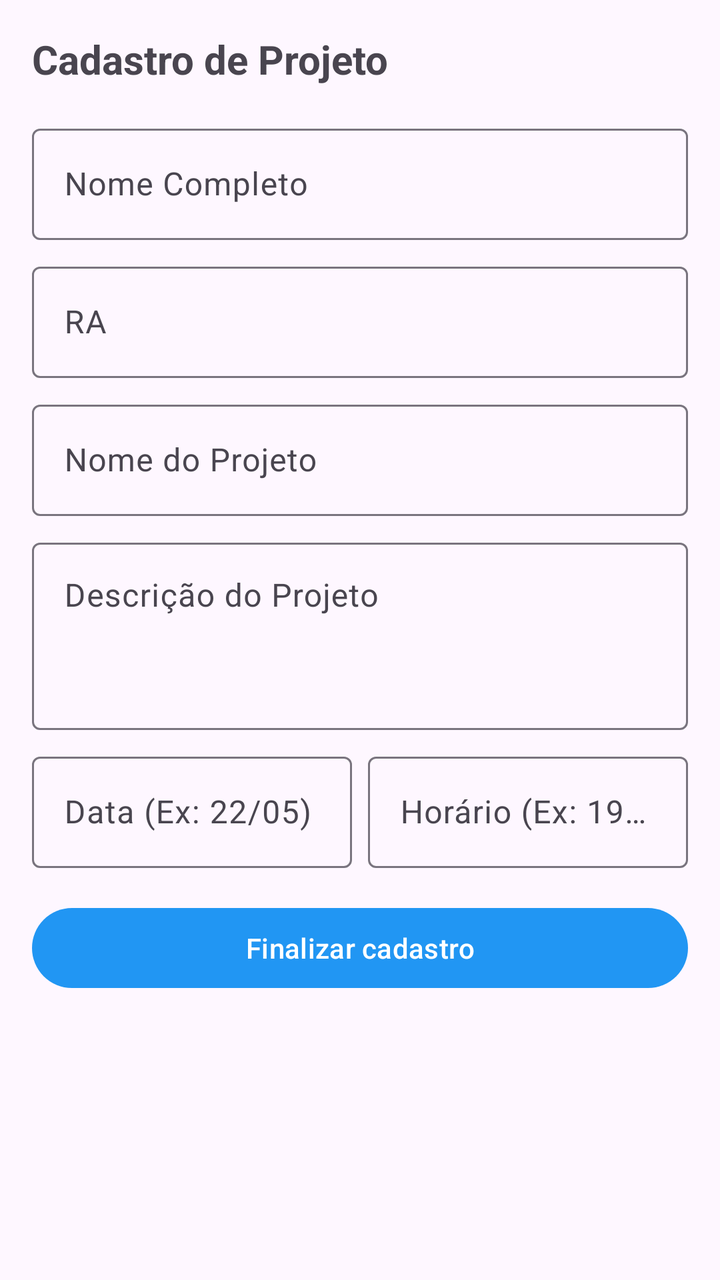
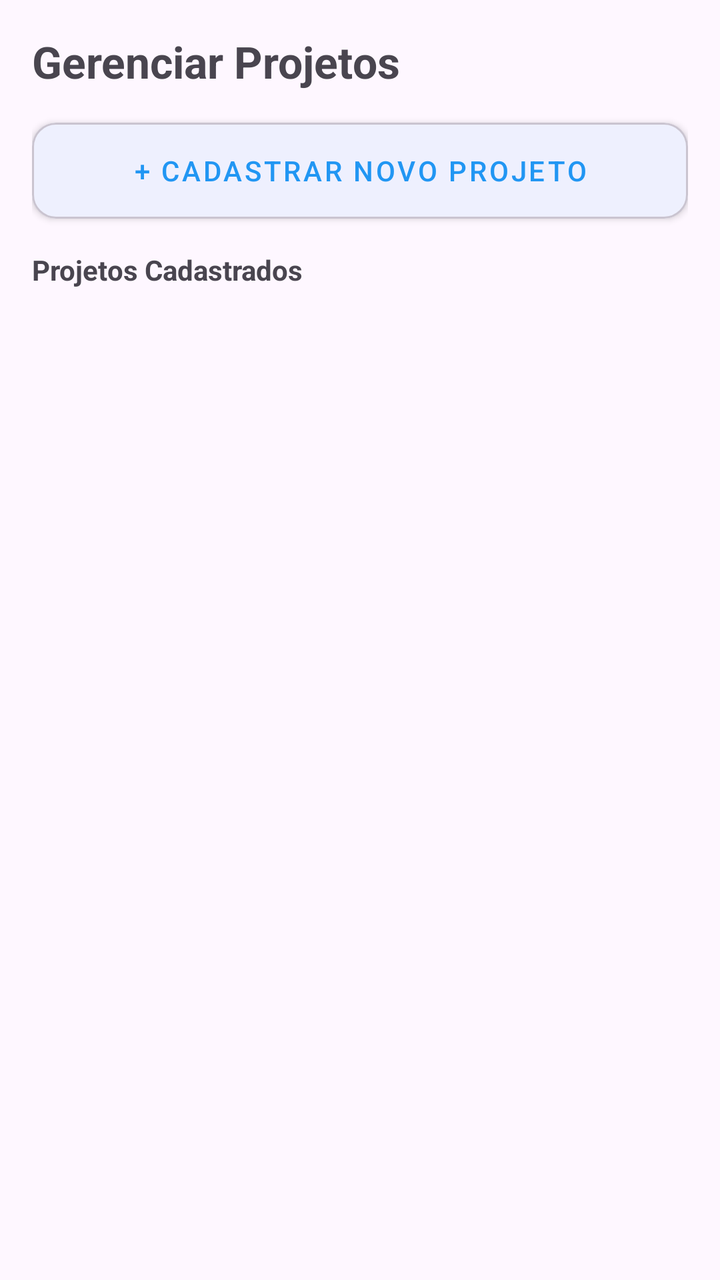

An Android layout rendered at two revisions. The XML below is the earlier revision; the diff shows what the commit changed to produce the second picture.
<!-- AndroidManifest.xml: application theme Theme.EcossistemaMobileWeekTech -->
<!-- res/layout/fragment_project_registration.xml -->
<?xml version="1.0" encoding="utf-8"?>
<ScrollView xmlns:android="http://schemas.android.com/apk/res/android"
    android:layout_width="match_parent"
    android:layout_height="match_parent"
    android:padding="16dp">

    <LinearLayout
        android:layout_width="match_parent"
        android:layout_height="wrap_content"
        android:orientation="vertical">

        <TextView
            android:layout_width="wrap_content"
            android:layout_height="wrap_content"
            android:text="@string/title_project_reg"
            android:textSize="20sp"
            android:textStyle="bold"
            android:layout_marginBottom="16dp" />

        <com.google.android.material.textfield.TextInputLayout
            android:layout_width="match_parent"
            android:layout_height="wrap_content"
            android:layout_marginBottom="8dp"
            android:hint="@string/hint_name">
            <com.google.android.material.textfield.TextInputEditText
                android:id="@+id/editProjectOwnerName"
                android:layout_width="match_parent"
                android:layout_height="wrap_content" />
        </com.google.android.material.textfield.TextInputLayout>

        <com.google.android.material.textfield.TextInputLayout
            android:layout_width="match_parent"
            android:layout_height="wrap_content"
            android:layout_marginBottom="8dp"
            android:hint="@string/hint_ra">
            <com.google.android.material.textfield.TextInputEditText
                android:id="@+id/editProjectOwnerRA"
                android:layout_width="match_parent"
                android:layout_height="wrap_content"
                android:inputType="number" />
        </com.google.android.material.textfield.TextInputLayout>

        <com.google.android.material.textfield.TextInputLayout
            android:layout_width="match_parent"
            android:layout_height="wrap_content"
            android:layout_marginBottom="8dp"
            android:hint="@string/hint_project_title">
            <com.google.android.material.textfield.TextInputEditText
                android:id="@+id/editProjectTitle"
                android:layout_width="match_parent"
                android:layout_height="wrap_content" />
        </com.google.android.material.textfield.TextInputLayout>

        <com.google.android.material.textfield.TextInputLayout
            android:layout_width="match_parent"
            android:layout_height="wrap_content"
            android:layout_marginBottom="8dp"
            android:hint="@string/hint_description">
            <com.google.android.material.textfield.TextInputEditText
                android:id="@+id/editProjectDescription"
                android:layout_width="match_parent"
                android:layout_height="wrap_content"
                android:minLines="3"
                android:gravity="top" />
        </com.google.android.material.textfield.TextInputLayout>

        <LinearLayout
            android:layout_width="match_parent"
            android:layout_height="wrap_content"
            android:orientation="horizontal"
            android:baselineAligned="false">

            <com.google.android.material.textfield.TextInputLayout
                android:layout_width="0dp"
                android:layout_height="wrap_content"
                android:layout_weight="1"
                android:layout_marginEnd="8dp"
                android:layout_marginBottom="16dp"
                android:hint="@string/hint_date">
                <com.google.android.material.textfield.TextInputEditText
                    android:id="@+id/editProjectDate"
                    android:layout_width="match_parent"
                    android:layout_height="wrap_content" />
            </com.google.android.material.textfield.TextInputLayout>

            <com.google.android.material.textfield.TextInputLayout
                android:layout_width="0dp"
                android:layout_height="wrap_content"
                android:layout_weight="1"
                android:layout_marginBottom="16dp"
                android:hint="@string/hint_time">
                <com.google.android.material.textfield.TextInputEditText
                    android:id="@+id/editProjectTime"
                    android:layout_width="match_parent"
                    android:layout_height="wrap_content" />
            </com.google.android.material.textfield.TextInputLayout>
        </LinearLayout>

        <Button
            android:id="@+id/btnRegisterProject"
            android:layout_width="match_parent"
            android:layout_height="wrap_content"
            android:text="@string/btn_finish_reg" />

    </LinearLayout>
</ScrollView>
<!-- resources referenced by this layout -->
<resources>
  <string name="btn_finish_reg">Finalizar cadastro</string>
  <string name="hint_date">Data (Ex: 22/05)</string>
  <string name="hint_description">Descrição do Projeto</string>
  <string name="hint_name">Nome Completo</string>
  <string name="hint_project_title">Nome do Projeto</string>
  <string name="hint_ra">RA</string>
  <string name="hint_time">Horário (Ex: 19:00)</string>
  <string name="title_project_reg">Cadastro de Projeto</string>
  <style name="Theme.EcossistemaMobileWeekTech" parent="Base.Theme.EcossistemaMobileWeekTech" />
  <style name="Base.Theme.EcossistemaMobileWeekTech" parent="Theme.Material3.DayNight.NoActionBar">
          
          <item name="colorPrimary">@color/primary</item>
          <item name="colorPrimaryVariant">@color/primary_dark</item>
          <item name="colorOnPrimary">@color/white</item>
          
          <item name="colorSecondary">@color/primary</item>
          <item name="colorSecondaryVariant">@color/primary_dark</item>
          <item name="colorOnSecondary">@color/white</item>
          
          <item name="android:statusBarColor">@color/primary_dark</item>
      </style>
  <color name="primary">#2196F3</color>
  <color name="primary_dark">#1976D2</color>
  <color name="white">#FFFFFFFF</color>
</resources>

<!-- the commit's change to res/layout/fragment_project_registration.xml (unified diff, before → after) -->
@@ -1,106 +1,148 @@
 <?xml version="1.0" encoding="utf-8"?>
-<ScrollView xmlns:android="http://schemas.android.com/apk/res/android"
+<LinearLayout xmlns:android="http://schemas.android.com/apk/res/android"
+    xmlns:app="http://schemas.android.com/apk/res-auto"
     android:layout_width="match_parent"
     android:layout_height="match_parent"
+    android:orientation="vertical"
     android:padding="16dp">
 
-    <LinearLayout
+    <TextView
+        android:layout_width="wrap_content"
+        android:layout_height="wrap_content"
+        android:text="Gerenciar Projetos"
+        android:textSize="22sp"
+        android:textStyle="bold"
+        android:layout_marginBottom="16dp" />
+
+    
+    <com.google.android.material.card.MaterialCardView
+        android:id="@+id/cardNewProject"
         android:layout_width="match_parent"
         android:layout_height="wrap_content"
-        android:orientation="vertical">
+        app:cardCornerRadius="12dp"
+        app:cardElevation="2dp"
+        android:layout_marginBottom="16dp">
 
-        <TextView
-            android:layout_width="wrap_content"
-            android:layout_height="wrap_content"
-            android:text="@string/title_project_reg"
-            android:textSize="20sp"
-            android:textStyle="bold"
-            android:layout_marginBottom="16dp" />
-
-        <com.google.android.material.textfield.TextInputLayout
+        <LinearLayout
+            android:id="@+id/layoutForm"
             android:layout_width="match_parent"
             android:layout_height="wrap_content"
-            android:layout_marginBottom="8dp"
-            android:hint="@string/hint_name">
-            <com.google.android.material.textfield.TextInputEditText
-                android:id="@+id/editProjectOwnerName"
-                android:layout_width="match_parent"
-                android:layout_height="wrap_content" />
-        </com.google.android.material.textfield.TextInputLayout>
+            android:orientation="vertical"
+            android:padding="16dp"
+            android:visibility="gone">
 
-        <com.google.android.material.textfield.TextInputLayout
-            android:layout_width="match_parent"
-            android:layout_height="wrap_content"
-            android:layout_marginBottom="8dp"
-            android:hint="@string/hint_ra">
-            <com.google.android.material.textfield.TextInputEditText
-                android:id="@+id/editProjectOwnerRA"
+            <com.google.android.material.textfield.TextInputLayout
                 android:layout_width="match_parent"
                 android:layout_height="wrap_content"
-                android:inputType="number" />
-        </com.google.android.material.textfield.TextInputLayout>
-
-        <com.google.android.material.textfield.TextInputLayout
-            android:layout_width="match_parent"
-            android:layout_height="wrap_content"
-            android:layout_marginBottom="8dp"
-            android:hint="@string/hint_project_title">
-            <com.google.android.material.textfield.TextInputEditText
-                android:id="@+id/editProjectTitle"
-                android:layout_width="match_parent"
-                android:layout_height="wrap_content" />
-        </com.google.android.material.textfield.TextInputLayout>
-
-        <com.google.android.material.textfield.TextInputLayout
-            android:layout_width="match_parent"
-            android:layout_height="wrap_content"
-            android:layout_marginBottom="8dp"
-            android:hint="@string/hint_description">
-            <com.google.android.material.textfield.TextInputEditText
-                android:id="@+id/editProjectDescription"
-                android:layout_width="match_parent"
-                android:layout_height="wrap_content"
-                android:minLines="3"
-                android:gravity="top" />
-        </com.google.android.material.textfield.TextInputLayout>
-
-        <LinearLayout
-            android:layout_width="match_parent"
-            android:layout_height="wrap_content"
-            android:orientation="horizontal"
-            android:baselineAligned="false">
-
-            <com.google.android.material.textfield.TextInputLayout
-                android:layout_width="0dp"
-                android:layout_height="wrap_content"
-                android:layout_weight="1"
-                android:layout_marginEnd="8dp"
-                android:layout_marginBottom="16dp"
-                android:hint="@string/hint_date">
+                android:layout_marginBottom="8dp"
+                android:hint="@string/hint_name">
                 <com.google.android.material.textfield.TextInputEditText
-                    android:id="@+id/editProjectDate"
+                    android:id="@+id/editProjectOwnerName"
                     android:layout_width="match_parent"
                     android:layout_height="wrap_content" />
             </com.google.android.material.textfield.TextInputLayout>
 
             <com.google.android.material.textfield.TextInputLayout
-                android:layout_width="0dp"
+                android:layout_width="match_parent"
                 android:layout_height="wrap_content"
-                android:layout_weight="1"
-                android:layout_marginBottom="16dp"
-                android:hint="@string/hint_time">
+                android:layout_marginBottom="8dp"
+                android:hint="@string/hint_ra">
                 <com.google.android.material.textfield.TextInputEditText
-                    android:id="@+id/editProjectTime"
+                    android:id="@+id/editProjectOwnerRA"
+                    android:layout_width="match_parent"
+                    android:layout_height="wrap_content"
+                    android:inputType="number" />
+            </com.google.android.material.textfield.TextInputLayout>
+
+            <com.google.android.material.textfield.TextInputLayout
+                android:layout_width="match_parent"
+                android:layout_height="wrap_content"
+                android:layout_marginBottom="8dp"
+                android:hint="@string/hint_project_title">
+                <com.google.android.material.textfield.TextInputEditText
+                    android:id="@+id/editProjectTitle"
                     android:layout_width="match_parent"
                     android:layout_height="wrap_content" />
             </com.google.android.material.textfield.TextInputLayout>
+
+            <com.google.android.material.textfield.TextInputLayout
+                android:layout_width="match_parent"
+                android:layout_height="wrap_content"
+                android:layout_marginBottom="8dp"
+                android:hint="@string/hint_description">
+                <com.google.android.material.textfield.TextInputEditText
+                    android:id="@+id/editProjectDescription"
+                    android:layout_width="match_parent"
+                    android:layout_height="wrap_content"
+                    android:minLines="3"
+                    android:gravity="top" />
+            </com.google.android.material.textfield.TextInputLayout>
+
+            <LinearLayout
+                android:layout_width="match_parent"
+                android:layout_height="wrap_content"
+                android:orientation="horizontal"
+                android:baselineAligned="false">
+
+                <com.google.android.material.textfield.TextInputLayout
+                    android:layout_width="0dp"
+                    android:layout_height="wrap_content"
+                    android:layout_weight="1"
+                    android:layout_marginEnd="8dp"
+                    android:layout_marginBottom="16dp"
+                    android:hint="@string/hint_date">
+                    <com.google.android.material.textfield.TextInputEditText
+                        android:id="@+id/editProjectDate"
+                        android:layout_width="match_parent"
+                        android:layout_height="wrap_content" />
+                </com.google.android.material.textfield.TextInputLayout>
+
+                <com.google.android.material.textfield.TextInputLayout
+                    android:layout_width="0dp"
+                    android:layout_height="wrap_content"
+                    android:layout_weight="1"
+                    android:layout_marginBottom="16dp"
+                    android:hint="@string/hint_time">
+                    <com.google.android.material.textfield.TextInputEditText
+                        android:id="@+id/editProjectTime"
+                        android:layout_width="match_parent"
+                        android:layout_height="wrap_content" />
+                </com.google.android.material.textfield.TextInputLayout>
+            </LinearLayout>
+
+            <CheckBox
+                android:id="@+id/checkProjectCoffee"
+                android:layout_width="wrap_content"
+                android:layout_height="wrap_content"
+                android:text="Habilitar Coffee Break"
+                android:layout_marginBottom="16dp" />
+
+            <Button
+                android:id="@+id/btnRegisterProject"
+                android:layout_width="match_parent"
+                android:layout_height="wrap_content"
+                android:text="@string/btn_finish_reg" />
         </LinearLayout>
 
         <Button
-            android:id="@+id/btnRegisterProject"
+            android:id="@+id/btnShowForm"
+            style="@style/Widget.MaterialComponents.Button.TextButton"
             android:layout_width="match_parent"
             android:layout_height="wrap_content"
-            android:text="@string/btn_finish_reg" />
+            android:text="+ CADASTRAR NOVO PROJETO" />
+    </com.google.android.material.card.MaterialCardView>
 
-    </LinearLayout>
-</ScrollView>
+    <TextView
+        android:layout_width="wrap_content"
+        android:layout_height="wrap_content"
+        android:text="Projetos Cadastrados"
+        android:textStyle="bold"
+        android:layout_marginBottom="8dp" />
+
+    <androidx.recyclerview.widget.RecyclerView
+        android:id="@+id/recyclerViewMyProjects"
+        android:layout_width="match_parent"
+        android:layout_height="0dp"
+        android:layout_weight="1" />
+
+</LinearLayout>
<!-- resource entries referenced after the edit -->
@@ -7,7 +7,6 @@
   <string name="hint_project_title">Nome do Projeto</string>
   <string name="hint_ra">RA</string>
   <string name="hint_time">Horário (Ex: 19:00)</string>
-  <string name="title_project_reg">Cadastro de Projeto</string>
   <style name="Theme.EcossistemaMobileWeekTech" parent="Base.Theme.EcossistemaMobileWeekTech" />
   <style name="Base.Theme.EcossistemaMobileWeekTech" parent="Theme.Material3.DayNight.NoActionBar">
           
